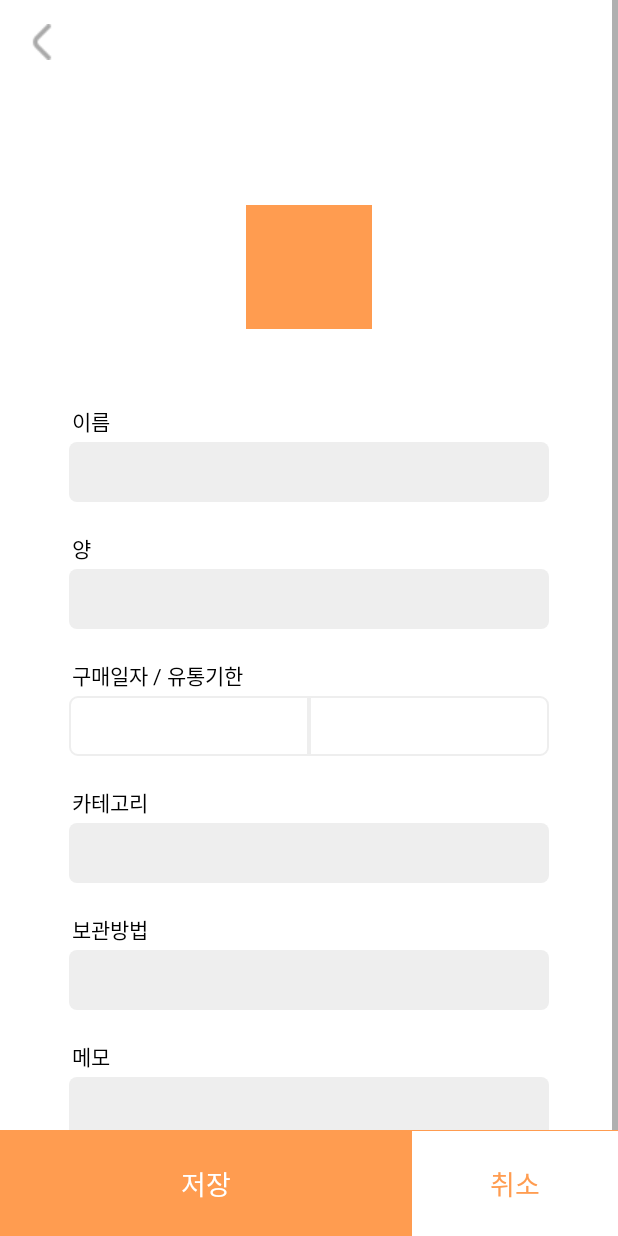
After one commit to re-prife/Android, an Android app: the IngredientRegisterActivity screen opened directly, with no data from a screen before it, on a phone screen of 412 x 824 dp. The commit adds this screen. Run offline under Robolectric (Android 15) with nearby library versions, the phone set to English and light mode, and no system bars.

Commit message:
Feat: 식재료 등록절차 XML작성 #15
식재료 등록 방법 선택, 재료 정보 입력 xml 및 activity생성

```diff
--- /dev/null
+++ b/app/src/main/java/com/mirim/refrigerator/view/ingredient/IngredientRegisterActivity.kt
@@ -0,0 +1,19 @@
+package com.mirim.refrigerator.view.ingredient
+
+import androidx.appcompat.app.AppCompatActivity
+import android.os.Bundle
+import com.mirim.refrigerator.databinding.ActivityHomeBinding
+import com.mirim.refrigerator.databinding.ActivityIngredientRegisterBinding
+
+class IngredientRegisterActivity : AppCompatActivity() {
+
+    private lateinit var binding : ActivityIngredientRegisterBinding
+
+    override fun onCreate(savedInstanceState: Bundle?) {
+        super.onCreate(savedInstanceState)
+        binding = ActivityIngredientRegisterBinding.inflate(layoutInflater)
+        val view = binding.root
+
+        setContentView(view)
+    }
+}
--- /dev/null
+++ b/app/src/main/res/drawable/background_edit_text_ingredient.xml
@@ -0,0 +1,6 @@
+<?xml version="1.0" encoding="utf-8"?>
+<shape xmlns:android="http://schemas.android.com/apk/res/android"
+    android:shape="rectangle">
+    <solid android:color="@color/gray" />
+    <corners android:radius="5dp"/>
+</shape>
--- /dev/null
+++ b/app/src/main/res/drawable/background_edit_text_ingredient_left.xml
@@ -0,0 +1,9 @@
+<?xml version="1.0" encoding="utf-8"?>
+<shape xmlns:android="http://schemas.android.com/apk/res/android"
+    android:shape="rectangle">
+    <solid android:color="@color/white" />
+    <corners android:topLeftRadius="5dp"
+        android:bottomLeftRadius="5dp"/>
+    <stroke android:color="@color/gray"
+        android:width="1.5dp"/>
+</shape>
--- /dev/null
+++ b/app/src/main/res/drawable/background_edit_text_ingredient_right.xml
@@ -0,0 +1,9 @@
+<?xml version="1.0" encoding="utf-8"?>
+<shape xmlns:android="http://schemas.android.com/apk/res/android"
+    android:shape="rectangle">
+    <solid android:color="@color/white" />
+    <corners android:topRightRadius="5dp"
+        android:bottomRightRadius="5dp"/>
+    <stroke android:color="@color/gray"
+        android:width="1.5dp"/>
+</shape>
--- /dev/null
+++ b/app/src/main/res/layout/activity_ingredient_register.xml
@@ -0,0 +1,235 @@
+<?xml version="1.0" encoding="utf-8"?>
+<androidx.constraintlayout.widget.ConstraintLayout
+    xmlns:android="http://schemas.android.com/apk/res/android"
+    android:layout_width="match_parent"
+    android:layout_height="match_parent"
+    xmlns:app="http://schemas.android.com/apk/res-auto">
+    <ScrollView
+        android:layout_width="match_parent"
+        android:layout_height="match_parent">
+        <androidx.constraintlayout.widget.ConstraintLayout
+            android:layout_width="match_parent"
+            android:layout_height="wrap_content"
+            android:paddingBottom="100dp">
+            <androidx.appcompat.widget.Toolbar
+                android:id="@+id/toolbar"
+                app:layout_constraintLeft_toLeftOf="parent"
+                app:layout_constraintRight_toRightOf="parent"
+                app:layout_constraintTop_toTopOf="parent"
+                android:layout_width="match_parent"
+                android:layout_height="?attr/actionBarSize"
+                android:background="@color/white">
+                <androidx.constraintlayout.widget.ConstraintLayout
+                    android:layout_width="match_parent"
+                    android:layout_height="match_parent">
+                    <ImageView
+                        android:id="@+id/btn_move_prev"
+                        app:layout_constraintLeft_toLeftOf="parent"
+                        app:layout_constraintTop_toTopOf="parent"
+                        app:layout_constraintBottom_toBottomOf="parent"
+                        android:layout_width="wrap_content"
+                        android:layout_height="wrap_content"
+                        android:src="@drawable/icon_move_prev"/>
+                </androidx.constraintlayout.widget.ConstraintLayout>
+            </androidx.appcompat.widget.Toolbar>
+
+            <androidx.constraintlayout.widget.Guideline
+                android:id="@+id/guideline_left"
+                android:layout_width="wrap_content"
+                android:layout_height="wrap_content"
+                android:orientation="vertical"
+                app:layout_constraintGuide_percent="0.1" />
+            <androidx.constraintlayout.widget.Guideline
+                android:id="@+id/guideline_right"
+                android:layout_width="wrap_content"
+                android:layout_height="wrap_content"
+                android:orientation="vertical"
+                app:layout_constraintGuide_percent="0.9" />
+
+            <ImageView
+                android:id="@+id/img_ingredient"
+                android:layout_width="84dp"
+                android:layout_height="84dp"
+                app:layout_constraintTop_toBottomOf="@+id/toolbar"
+                app:layout_constraintRight_toRightOf="parent"
+                app:layout_constraintLeft_toLeftOf="parent"
+                android:layout_marginTop="80dp"
+                android:src="@drawable/sample_image"/>
+            <TextView
+                android:id="@+id/txt_name_info"
+                app:layout_constraintTop_toBottomOf="@+id/img_ingredient"
+                app:layout_constraintLeft_toLeftOf="@id/edit_name"
+                android:layout_marginLeft="2dp"
+                android:layout_marginTop="50dp"
+                android:layout_width="wrap_content"
+                android:layout_height="wrap_content"
+                android:text="이름"
+                android:textColor="@color/black"
+                android:textSize="14sp"/>
+            <EditText
+                android:id="@+id/edit_name"
+                android:layout_width="320dp"
+                android:layout_height="40dp"
+                android:layout_marginTop="3dp"
+                android:background="@drawable/background_edit_text_ingredient"
+                app:layout_constraintRight_toRightOf="@id/guideline_right"
+                app:layout_constraintLeft_toLeftOf="@id/guideline_left"
+                app:layout_constraintTop_toBottomOf="@id/txt_name_info"/>
+
+            <TextView
+                android:id="@+id/txt_amount_info"
+                app:layout_constraintTop_toBottomOf="@+id/edit_name"
+                app:layout_constraintLeft_toLeftOf="@id/edit_amount"
+                android:layout_marginLeft="2dp"
+                android:layout_marginTop="20dp"
+                android:layout_width="wrap_content"
+                android:layout_height="wrap_content"
+                android:text="양"
+                android:textColor="@color/black"
+                android:textSize="14sp"/>
+            <EditText
+                android:id="@+id/edit_amount"
+                android:layout_width="320dp"
+                android:layout_height="40dp"
+                android:layout_marginTop="3dp"
+                android:background="@drawable/background_edit_text_ingredient"
+                app:layout_constraintRight_toRightOf="@id/guideline_right"
+                app:layout_constraintLeft_toLeftOf="@id/guideline_left"
+                app:layout_constraintTop_toBottomOf="@id/txt_amount_info"/>
+
+            <TextView
+                android:id="@+id/txt_day_info"
+                app:layout_constraintTop_toBottomOf="@+id/edit_amount"
+                app:layout_constraintLeft_toLeftOf="@id/layout_linear_days"
+                android:layout_marginLeft="2dp"
+                android:layout_marginTop="20dp"
+                android:layout_width="wrap_content"
+                android:layout_height="wrap_content"
+                android:text="구매일자 / 유통기한"
+                android:textColor="@color/black"
+                android:textSize="14sp"/>
+            <LinearLayout
+                android:id="@+id/layout_linear_days"
+                app:layout_constraintTop_toBottomOf="@+id/txt_day_info"
+                app:layout_constraintLeft_toLeftOf="@id/guideline_left"
+                app:layout_constraintRight_toRightOf="@id/guideline_right"
+                android:layout_width="wrap_content"
+                android:layout_height="wrap_content"
+                android:orientation="horizontal"
+                android:layout_marginTop="3dp">
+                <EditText
+                    android:id="@+id/edit_bought_day"
+                    android:layout_width="160dp"
+                    android:layout_height="40dp"
+                    android:background="@drawable/background_edit_text_ingredient_left" />
+                <EditText
+                    android:id="@+id/edit_end_day"
+                    android:layout_width="160dp"
+                    android:layout_height="40dp"
+                    android:background="@drawable/background_edit_text_ingredient_right" />
+            </LinearLayout>
+
+            <TextView
+                android:id="@+id/txt_category_info"
+                app:layout_constraintTop_toBottomOf="@+id/layout_linear_days"
+                app:layout_constraintLeft_toLeftOf="@id/edit_category"
+                android:layout_marginLeft="2dp"
+                android:layout_marginTop="20dp"
+                android:layout_width="wrap_content"
+                android:layout_height="wrap_content"
+                android:text="카테고리"
+                android:textColor="@color/black"
+                android:textSize="14sp"/>
+            <EditText
+                android:id="@+id/edit_category"
+                android:layout_width="320dp"
+                android:layout_height="40dp"
+                android:layout_marginTop="3dp"
+                android:background="@drawable/background_edit_text_ingredient"
+                app:layout_constraintRight_toRightOf="@id/guideline_right"
+                app:layout_constraintLeft_toLeftOf="@id/guideline_left"
+                app:layout_constraintTop_toBottomOf="@id/txt_category_info"/>
+
+            <TextView
+                android:id="@+id/txt_keep_type_info"
+                app:layout_constraintTop_toBottomOf="@+id/edit_category"
+                app:layout_constraintLeft_toLeftOf="@id/edit_keep_type"
+                android:layout_marginLeft="2dp"
+                android:layout_marginTop="20dp"
+                android:layout_width="wrap_content"
+                android:layout_height="wrap_content"
+                android:text="보관방법"
+                android:textColor="@color/black"
+                android:textSize="14sp"/>
+            <EditText
+                android:id="@+id/edit_keep_type"
+                android:layout_width="320dp"
+                android:layout_height="40dp"
+                android:layout_marginTop="3dp"
+                android:background="@drawable/background_edit_text_ingredient"
+                app:layout_constraintRight_toRightOf="@id/guideline_right"
+                app:layout_constraintLeft_toLeftOf="@id/guideline_left"
+                app:layout_constraintTop_toBottomOf="@id/txt_keep_type_info"/>
+
+            <TextView
+                android:id="@+id/txt_memo_info"
+                app:layout_constraintTop_toBottomOf="@+id/edit_keep_type"
+                app:layout_constraintLeft_toLeftOf="@id/edit_memo"
+                android:layout_marginLeft="2dp"
+                android:layout_marginTop="20dp"
+                android:layout_width="wrap_content"
+                android:layout_height="wrap_content"
+                android:text="메모"
+                android:textColor="@color/black"
+                android:textSize="14sp"/>
+            <EditText
+                android:id="@+id/edit_memo"
+                android:layout_width="320dp"
+                android:layout_height="80dp"
+                android:layout_marginTop="3dp"
+                android:background="@drawable/background_edit_text_ingredient"
+                app:layout_constraintRight_toRightOf="@id/guideline_right"
+                app:layout_constraintLeft_toLeftOf="@id/guideline_left"
+                app:layout_constraintTop_toBottomOf="@id/txt_memo_info"
+                android:layout_marginBottom="80dp"/>
+        </androidx.constraintlayout.widget.ConstraintLayout>
+    </ScrollView>
+    <View
+        app:layout_constraintBottom_toTopOf="@+id/layout_linear_btn"
+        android:layout_width="match_parent"
+        android:layout_height="0.5dp"
+        android:background="@color/main"/>
+    <LinearLayout
+        android:id="@+id/layout_linear_btn"
+        android:layout_width="match_parent"
+        android:layout_height="70dp"
+        app:layout_constraintBottom_toBottomOf="parent"
+        android:weightSum="10">
+        <RelativeLayout
+            android:layout_width="wrap_content"
+            android:layout_height="match_parent"
+            android:layout_weight="7"
+            android:background="@color/main">
+            <TextView
+                android:layout_width="wrap_content"
+                android:layout_height="wrap_content"
+                android:layout_centerInParent="true"
+                android:text="저장"
+                android:textSize="18sp"
+                android:textColor="@color/white"/>
+        </RelativeLayout>
+        <RelativeLayout
+            android:layout_width="wrap_content"
+            android:layout_height="match_parent"
+            android:layout_weight="3"
+            android:background="@color/white">
+            <TextView
+                android:layout_width="wrap_content"
+                android:layout_height="wrap_content"
+                android:layout_centerInParent="true"
+                android:text="취소"
+                android:textSize="18sp"
+                android:textColor="@color/main"/>
+        </RelativeLayout>
+    </LinearLayout>
+</androidx.constraintlayout.widget.ConstraintLayout>
--- a/app/src/main/res/values/colors.xml
+++ b/app/src/main/res/values/colors.xml
@@ -9,4 +9,5 @@
     <color name="white">#FFFFFFFF</color>
     <color name="main">#FF9C50</color>
     <color name="second">#FFD3AB</color>
+    <color name="gray">#EEEEEE</color>
 </resources>
```
Also changed, not shown: app/src/main/AndroidManifest.xml (+9 -0 lines), app/src/main/java/com/mirim/refrigerator/view/ingredient/QrScanActivity.kt (added, +20 -0 lines), app/src/main/java/com/mirim/refrigerator/view/ingredient/SelectIngredientRegisterType.kt (added, +25 -0 lines), app/src/main/res/layout/activity_qr_scan.xml (added, +31 -0 lines), app/src/main/res/layout/activity_select_ingredient_register_type.xml (added, +145 -0 lines).
